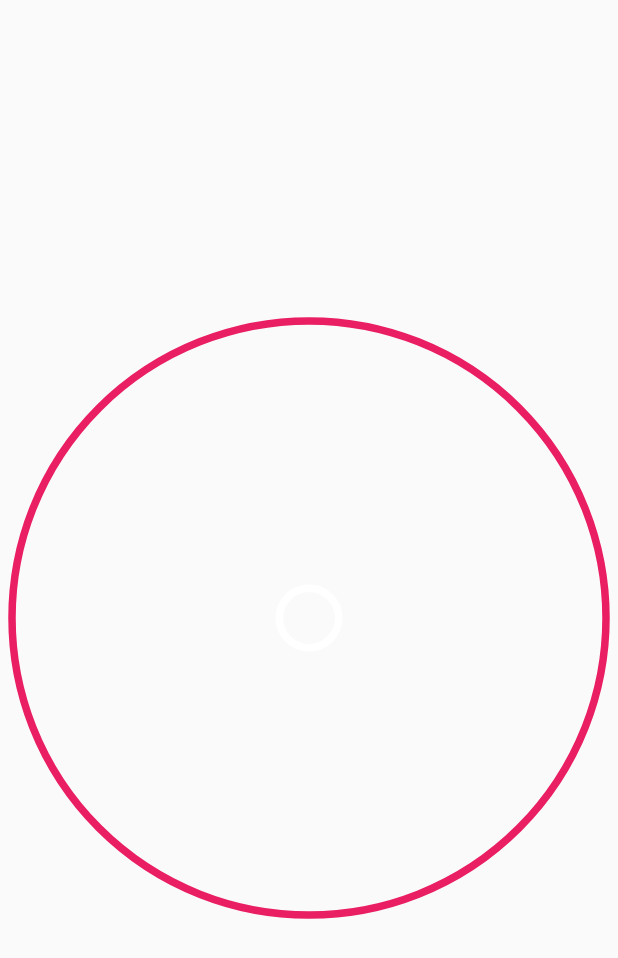
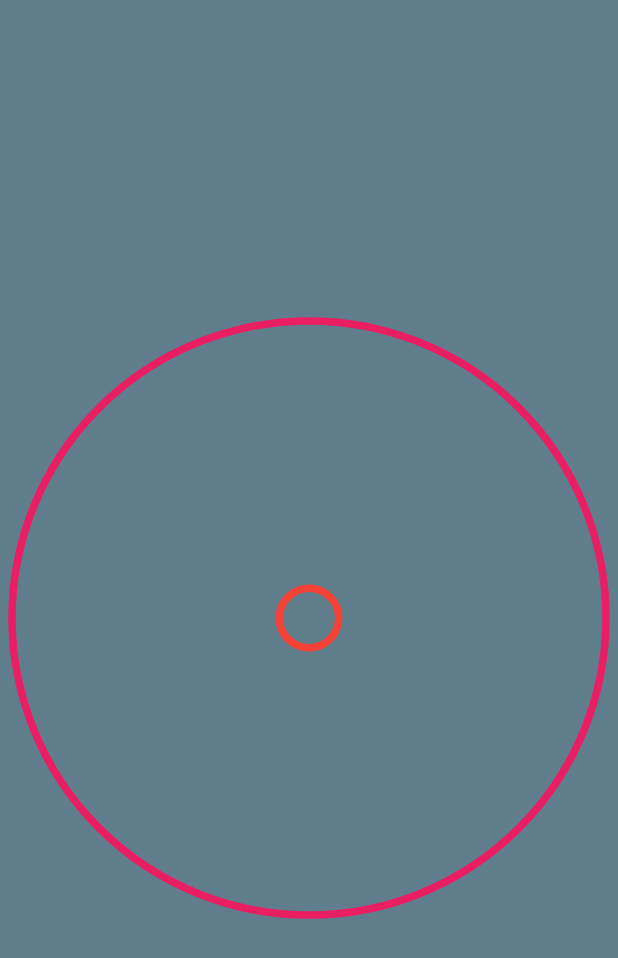
Before and after one commit to roberto-o-r/one-timer, a Flutter app: the screen it shows after launch, on a phone screen of 412 x 824 dp. Shown: the top 958 px of the screen. Run offline on Flutter 3.47's test engine with Material 2 defaults, Android fonts, the phone set to English and light mode, and no system bars.

Commit message:
Add theme defintion

```diff
--- a/lib/main.dart
+++ b/lib/main.dart
@@ -3,6 +3,10 @@ import 'dart:math' as math;
 
 void main() => runApp(MaterialApp(
       home: OneTimerApp(),
+      theme: ThemeData(
+        canvasColor: Colors.blueGrey,
+        iconTheme: IconThemeData(color: Colors.white),
+      ),
     ));
 
 class OneTimerApp extends StatefulWidget {
@@ -44,10 +48,10 @@ class OneTimerState extends State<OneTimerApp> with TickerProviderStateMixin {
                         child: AnimatedBuilder(
                           animation: controller,
                           builder: (BuildContext context, Widget child) {
-                            return CustomPaint(
+                            return new CustomPaint(
                               painter: TimerPainter(
                                   animation: controller,
-                                  backgroundColor: Colors.white,
+                                  backgroundColor: Colors.red,
                                   color: Colors.pink),
                             );
                           },
```
